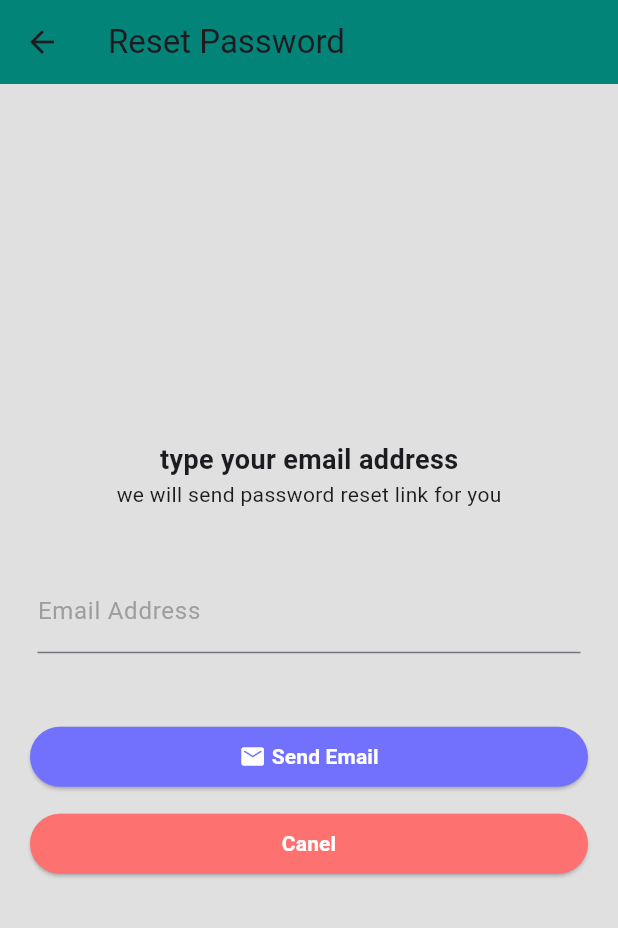
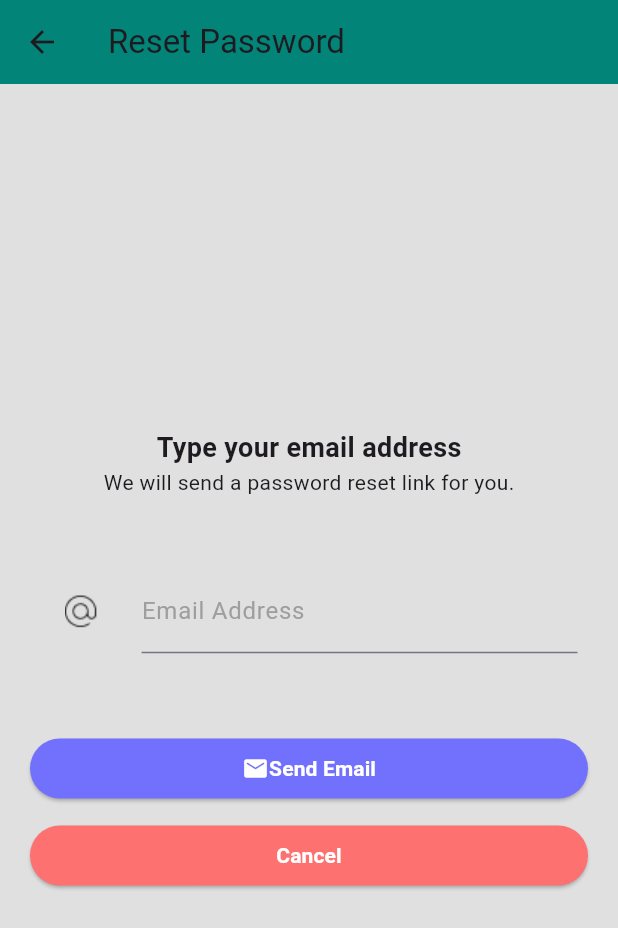
Before and after one commit to 00Osama/text-markt, a Flutter app: the screen it shows after launch, after a tap on "Skip", after a tap on "Forget Password ?!", on a phone screen of 412 x 824 dp. Shown: the top 928 px of the screen. Run offline on Flutter 3.47's test engine with Material 3 defaults, Android fonts, the phone set to English and light mode, and no system bars; our stand-ins replace cloud_firestore, firebase_auth, firebase_core, loading_animation_widget; accounts and stored records are empty; Roboto replaces fonts that are missing (Ubuntu).

Commit message:
some ui adjustments for auth screens

```diff
--- a/lib/auth/pages/forget_password.dart
+++ b/lib/auth/pages/forget_password.dart
@@ -13,6 +13,7 @@ class ForgetPasswordScreen extends StatefulWidget {
 class _ForgetPasswordScreenState extends State<ForgetPasswordScreen> {
   final TextEditingController emailController = TextEditingController();
   String? emailErrorText;
+
   bool isValidEmail(String email) {
     String emailRegex = r'^[\w-\.]+@([\w-]+\.)+[\w-]{2,4}$';
     RegExp regExp = RegExp(emailRegex);
@@ -31,7 +32,7 @@ class _ForgetPasswordScreenState extends State<ForgetPasswordScreen> {
       message(
         context,
         title: 'Success',
-        content: 'password reset link sent!, check your email.',
+        content: 'Password reset link sent! Check your email.',
         buttonText: 'Ok',
         onPressed: () {
           Navigator.pop(context);
@@ -40,9 +41,9 @@ class _ForgetPasswordScreenState extends State<ForgetPasswordScreen> {
     } on FirebaseAuthException catch (e) {
       message(
         context,
-        title: 'error',
+        title: 'Error',
         content: e.message.toString(),
-        buttonText: 'try again',
+        buttonText: 'Try again',
         onPressed: () {
           Navigator.pop(context);
         },
@@ -64,11 +65,15 @@ class _ForgetPasswordScreenState extends State<ForgetPasswordScreen> {
         backgroundColor: const Color.fromARGB(255, 2, 133, 120),
       ),
       body: SafeArea(
+        child: Center(
+          child: SingleChildScrollView(
+            child: Padding(
+              padding: const EdgeInsets.symmetric(horizontal: 20.0),
               child: Column(
                 mainAxisAlignment: MainAxisAlignment.center,
                 children: [
                   const Text(
-              'type your email address',
+                    'Type your email address',
                     style: TextStyle(
                       fontSize: 18,
                       fontWeight: FontWeight.bold,
@@ -76,23 +81,34 @@ class _ForgetPasswordScreenState extends State<ForgetPasswordScreen> {
                     ),
                   ),
                   const Text(
-              'we will send password reset link for you',
+                    'We will send a password reset link for you.',
                     style: TextStyle(
                       fontFamily: 'Ubuntu',
                     ),
                   ),
                   const SizedBox(height: 40),
-            MyTextField(
+                  Row(
+                    children: [
+                      Expanded(
+                        flex: 2,
+                        child: Image.asset(
+                          'assets/images/email.png',
+                        ),
+                      ),
+                      Expanded(
+                        flex: 8,
+                        child: MyTextField(
                           readOnly: false,
                           controller: emailController,
                           hintText: 'Email Address',
                           obscureText: false,
                           errorText: emailErrorText,
                         ),
+                      ),
+                    ],
+                  ),
                   const SizedBox(height: 45),
-            Padding(
-              padding: const EdgeInsets.symmetric(horizontal: 20),
-              child: ElevatedButton(
+                  ElevatedButton(
                     style: const ButtonStyle(
                       backgroundColor: WidgetStatePropertyAll(
                         Color(0xff7271fd),
@@ -101,10 +117,10 @@ class _ForgetPasswordScreenState extends State<ForgetPasswordScreen> {
                     onPressed: () {
                       if (!isValidEmail(emailController.text) &&
                           emailController.text.isNotEmpty) {
-                    emailErrorText = 'invalid email address';
+                        emailErrorText = 'Invalid email address';
                         setState(() {});
                       } else if (emailController.text.isEmpty) {
-                    emailErrorText = 'this field is required';
+                        emailErrorText = 'This field is required';
                         setState(() {});
                       } else {
                         sendPasswordReset(context);
@@ -118,7 +134,7 @@ class _ForgetPasswordScreenState extends State<ForgetPasswordScreen> {
                           color: Colors.white,
                         ),
                         Text(
-                      ' Send Email',
+                          'Send Email',
                           style: TextStyle(
                             fontWeight: FontWeight.bold,
                             color: Colors.white,
@@ -127,11 +143,8 @@ class _ForgetPasswordScreenState extends State<ForgetPasswordScreen> {
                       ],
                     ),
                   ),
-            ),
                   const SizedBox(height: 10),
-            Padding(
-              padding: const EdgeInsets.symmetric(horizontal: 20),
-              child: ElevatedButton(
+                  ElevatedButton(
                     style: const ButtonStyle(
                       backgroundColor: WidgetStatePropertyAll(
                         Color.fromARGB(255, 253, 113, 113),
@@ -144,7 +157,7 @@ class _ForgetPasswordScreenState extends State<ForgetPasswordScreen> {
                       mainAxisAlignment: MainAxisAlignment.center,
                       children: [
                         Text(
-                      'Canel',
+                          'Cancel',
                           style: TextStyle(
                             fontWeight: FontWeight.bold,
                             color: Colors.white,
@@ -153,8 +166,10 @@ class _ForgetPasswordScreenState extends State<ForgetPasswordScreen> {
                       ],
                     ),
                   ),
+                ],
               ),
-          ],
+            ),
+          ),
         ),
       ),
     );
--- a/lib/auth/pages/signin_screen.dart
+++ b/lib/auth/pages/signin_screen.dart
@@ -1,5 +1,6 @@
 import 'package:flutter/material.dart';
 import 'package:textmarkt/auth/pages/forget_password.dart';
+import 'package:textmarkt/auth/pages/signup_screen.dart';
 import 'package:textmarkt/auth/services/auth_gate.dart';
 import 'package:textmarkt/auth/services/auth_service.dart';
 import 'package:textmarkt/auth/services/error_message.dart';
@@ -67,51 +68,81 @@ class _SignUpScreenState extends State<SigninScreen> {
     final screenWidth = MediaQuery.sizeOf(context).width;
     return Scaffold(
       backgroundColor: Colors.white,
-      body: ListView(
+      body: SafeArea(
+        child: SingleChildScrollView(
+          child: Column(
+            mainAxisAlignment: MainAxisAlignment.center,
             children: [
+              const SizedBox(height: 30),
               Image.asset(
-            'assets/app/launcherIcon.png',
+                'assets/images/login_ill.png',
                 width: screenWidth * 0.70,
                 height: screenWidth * 0.70,
               ),
-          const Text(
-            'hello 👋',
-            textAlign: TextAlign.center,
+              const SizedBox(height: 25),
+              const Row(
+                children: [
+                  Spacer(flex: 1),
+                  Text(
+                    'Log IN',
                     style: TextStyle(
                       fontWeight: FontWeight.bold,
+                      fontSize: 24,
                     ),
                   ),
-          const Text(
-            'welcome back, sign in to your account now',
-            textAlign: TextAlign.center,
-            style: TextStyle(
-              fontWeight: FontWeight.w500,
+                  Spacer(flex: 20),
+                ],
+              ),
+              Row(
+                children: [
+                  Expanded(
+                    flex: 2,
+                    child: Image.asset(
+                      'assets/images/email.png',
                     ),
                   ),
-          const SizedBox(height: 30),
-          MyTextField(
+                  Expanded(
+                    flex: 8,
+                    child: MyTextField(
                       readOnly: false,
                       controller: emailController,
                       hintText: 'Email Address',
                       obscureText: false,
                       errorText: emailErrorText,
                     ),
-          const SizedBox(height: 20),
-          MyTextField(
+                  ),
+                ],
+              ),
+              Row(
+                children: [
+                  Expanded(
+                    flex: 2,
+                    child: Image.asset(
+                      'assets/images/password.png',
+                    ),
+                  ),
+                  Expanded(
+                    flex: 8,
+                    child: MyTextField(
                       readOnly: false,
                       controller: passwordController,
                       hintText: 'Password',
                       obscureText: true,
                       errorText: passwordErrorText,
                     ),
+                  ),
+                ],
+              ),
               const SizedBox(height: 40),
+              Row(
+                children: [
                   GestureDetector(
                     child: const Padding(
                       padding: EdgeInsets.only(left: 25),
                       child: Text(
                         'Forget Password ?!',
                         style: TextStyle(
-                  color: Color.fromARGB(255, 239, 48, 41),
+                          color: Color(0xff007AFF),
                           fontWeight: FontWeight.bold,
                           fontSize: 15,
                         ),
@@ -125,8 +156,12 @@ class _SignUpScreenState extends State<SigninScreen> {
                       ));
                     },
                   ),
-          const SizedBox(height: 70),
-          MyButton(
+                ],
+              ),
+              const SizedBox(height: 10),
+              SizedBox(
+                width: screenWidth * 0.97,
+                child: MyButton(
                   buttonText: 'Sign in',
                   onPressed: () {
                     setState(() {
@@ -150,8 +185,34 @@ class _SignUpScreenState extends State<SigninScreen> {
                       SignIn();
                     }
                   },
-          )
+                ),
+              ),
+              const SizedBox(height: 5),
+              Row(
+                mainAxisAlignment: MainAxisAlignment.center,
+                children: [
+                  const Text('don\'t have an account? '),
+                  GestureDetector(
+                    onTap: () {
+                      Navigator.pushReplacement(
+                        context,
+                        MaterialPageRoute(
+                          builder: (context) => const SignUpScreen(),
+                        ),
+                      );
+                    },
+                    child: const Text(
+                      'sign up',
+                      style: TextStyle(
+                        color: Color(0xff007AFF),
+                      ),
+                    ),
+                  ),
                 ],
+              ),
+            ],
+          ),
+        ),
       ),
     );
   }
--- a/lib/auth/widgets/auth_tab.dart
+++ /dev/null
@@ -1,56 +0,0 @@
-import 'package:animated_segmented_tab_control/animated_segmented_tab_control.dart';
-import 'package:flutter/material.dart';
-import 'package:textmarkt/auth/pages/signin_screen.dart';
-import 'package:textmarkt/auth/pages/signup_screen.dart';
-
-class AuthTab extends StatelessWidget {
-  const AuthTab({super.key});
-
-  @override
-  Widget build(BuildContext context) {
-    return DefaultTabController(
-      length: 2,
-      child: Scaffold(
-        body: SafeArea(
-          child: Column(
-            mainAxisAlignment: MainAxisAlignment.center,
-            children: [
-              const SizedBox(height: 10),
-              Padding(
-                padding: const EdgeInsets.symmetric(horizontal: 10),
-                child: SegmentedTabControl(
-                  tabTextColor: Colors.black45,
-                  selectedTabTextColor: Colors.white,
-                  tabs: [
-                    SegmentTab(
-                      label: 'Sign in',
-                      backgroundColor: Colors.blue.shade100,
-                      color: Colors.blue.shade200,
-                      selectedTextColor: Colors.black,
-                      textColor: Colors.black26,
-                    ),
-                    SegmentTab(
-                      label: 'Sign up',
-                      color: Colors.blue.shade300,
-                      backgroundColor: Colors.blue.shade100,
-                      selectedTextColor: Colors.black,
-                      textColor: Colors.black26,
-                    ),
-                  ],
-                ),
-              ),
-              const Expanded(
-                child: TabBarView(
-                  children: [
-                    SigninScreen(),
-                    SignUpScreen(),
-                  ],
-                ),
-              ),
-            ],
-          ),
-        ),
-      ),
-    );
-  }
-}
--- a/lib/pages/sub_pages/onboarding.dart
+++ b/lib/pages/sub_pages/onboarding.dart
@@ -1,5 +1,5 @@
 import 'package:flutter/material.dart';
-import 'package:textmarkt/auth/widgets/auth_tab.dart';
+import 'package:textmarkt/auth/pages/signin_screen.dart';
 import 'package:textmarkt/widgets/onboarding_button.dart';
 import 'package:textmarkt/widgets/onboarding_indicator.dart';
 
@@ -18,7 +18,7 @@ class _OnboardingState extends State<Onboarding> {
     Navigator.pushReplacement(
       context,
       MaterialPageRoute(
-        builder: (context) => const AuthTab(),
+        builder: (context) => const SigninScreen(),
       ),
     );
   }
--- a/lib/widgets/my_text_field.dart
+++ b/lib/widgets/my_text_field.dart
@@ -19,7 +19,7 @@ class MyTextField extends StatelessWidget {
   @override
   Widget build(BuildContext context) {
     return Padding(
-      padding: const EdgeInsets.symmetric(horizontal: 25),
+      padding: const EdgeInsets.only(left: 0, right: 7),
       child: TextField(
         readOnly: readOnly,
         keyboardType: inputType,
```
Also changed, not shown: lib/auth/pages/signup_screen.dart (+94 -15 lines), assets/images/email.png (added), assets/images/login_ill.png (added), assets/images/name.png (added), assets/images/password.png (added), assets/images/signup_ill.png (added). Lines whose indentation alone changed are shown as unchanged.
